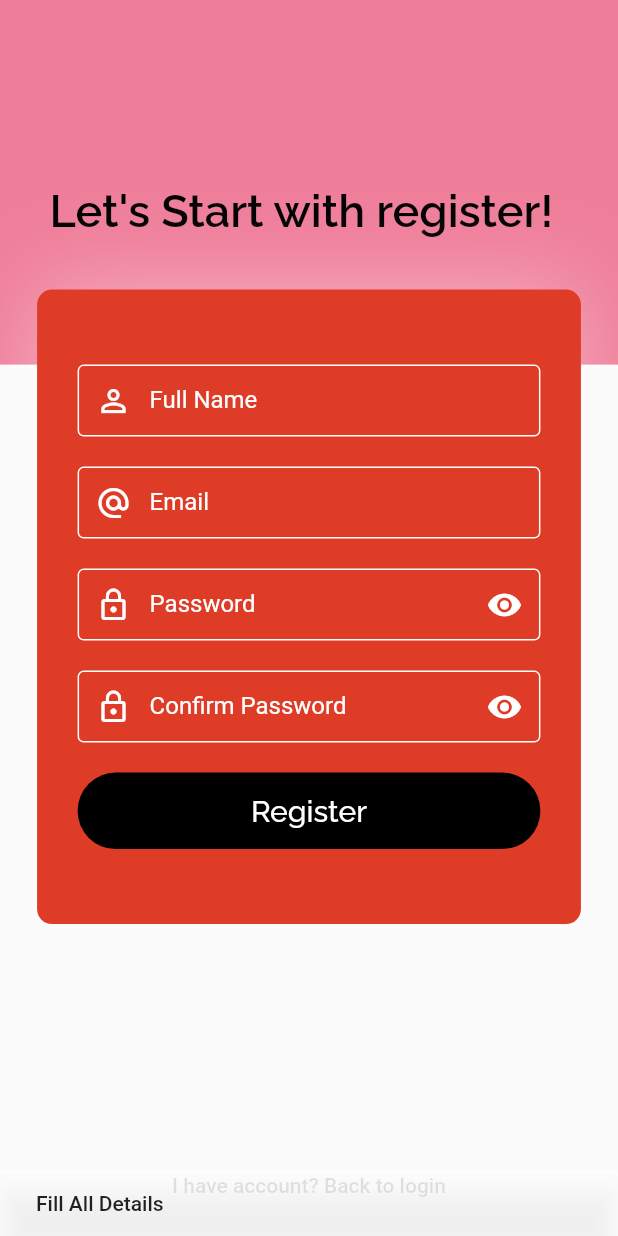
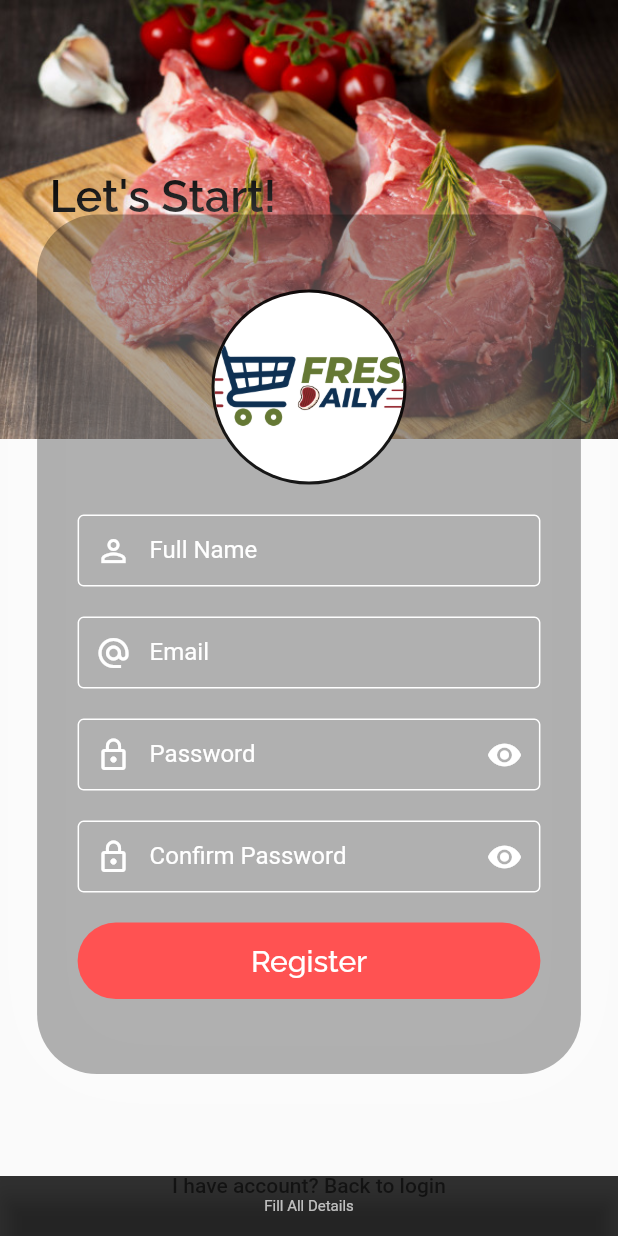
Before and after one commit to irshadmd/Android_Projects, a Flutter app: the RegisterPage screen opened directly, after a tap on "Register", on a phone screen of 412 x 824 dp. Run offline on Flutter 3.47's test engine with Material 2 defaults, Android fonts, the light colour scheme and no system bars; our stand-ins replace email_validator, flutter_spinkit, fluttertoast, google_fonts, progress_dialog, shared_preferences and 1 more; missing offline and left inert: bottom_indicator_bar, global_configuration, sk_onboarding_screen; accounts and stored records are empty; network calls fail.

Commit message:
Register Page

```diff
--- a/final_app/lib/pages/LoginPage.dart
+++ b/final_app/lib/pages/LoginPage.dart
@@ -168,7 +168,7 @@
                         'Login',
                         style: kButtonStyle,
                       ),
-                      color: Colors.black,
+                      color: Colors.redAccent,
                       onPressed: () async {
                         String email = emailController.text;
                         String password = passwordController.text;
--- a/final_app/lib/pages/Register.dart
+++ b/final_app/lib/pages/Register.dart
@@ -1,11 +1,11 @@
 import 'package:email_validator/email_validator.dart';
 import 'package:final_app/Helper/BlockButton.dart';
 import 'package:final_app/api/Register_api.dart';
+import 'package:final_app/appconfig/app_config.dart' as config;
 import 'package:flutter/material.dart';
 import 'package:flutter/services.dart';
 import 'package:flutter_spinkit/flutter_spinkit.dart';
 import 'package:progress_dialog/progress_dialog.dart';
-import 'package:final_app/appconfig/app_config.dart' as config;
 
 import '../Constants.dart';
 
@@ -37,8 +37,8 @@
       backgroundColor: Colors.transparent,
     );
     return Scaffold(
+      resizeToAvoidBottomInset: false,
       key: globalKey,
-      resizeToAvoidBottomPadding: false,
       body: Stack(
         alignment: AlignmentDirectional.topCenter,
         children: <Widget>[
@@ -46,25 +46,29 @@
             top: 0,
             child: Container(
               width: config.App(context).appWidth(100),
-              height: config.App(context).appHeight(29.5),
-              decoration:
-                  BoxDecoration(color: Color(0xffe4033a).withOpacity(0.5)),
+              height: config.App(context).appHeight(35.5),
+              decoration: BoxDecoration(
+                image: DecorationImage(
+                  image: AssetImage("assets/freshMeat.jpg"),
+                  fit: BoxFit.cover,
+                ),
+              ),
             ),
           ),
           Positioned(
-            top: config.App(context).appHeight(29.5) - 120,
+            top: config.App(context).appHeight(29.5) - 130,
             child: Container(
               width: config.App(context).appWidth(84),
               height: config.App(context).appHeight(29.5),
-              child: Text('Let\'s Start with register!', style: kLoginStyle),
+              child: Text('Let\'s Start!', style: kLoginStyle),
             ),
           ),
           Positioned(
-            top: config.App(context).appHeight(29.5) - 50,
+            top: config.App(context).appHeight(29.5) - 100,
             child: Container(
               decoration: BoxDecoration(
-                  color: Theme.of(context).primaryColor,
-                  borderRadius: BorderRadius.all(Radius.circular(10)),
+                  color: Colors.black87.withOpacity(0.3),
+                  borderRadius: BorderRadius.all(Radius.circular(40)),
                   boxShadow: [
                     BoxShadow(
                       blurRadius: 50,
@@ -76,10 +80,22 @@
               ),
               padding: EdgeInsets.symmetric(vertical: 50, horizontal: 27),
               width: config.App(context).appWidth(88),
+              child: SingleChildScrollView(
+                scrollDirection: Axis.vertical,
                 child: Column(
                   crossAxisAlignment: CrossAxisAlignment.stretch,
                   mainAxisAlignment: MainAxisAlignment.start,
                   children: <Widget>[
+                    CircleAvatar(
+                      radius: 65,
+                      backgroundColor: Colors.black87,
+                      child: CircleAvatar(
+                        radius: 63,
+                        backgroundImage: AssetImage('assets/freshodaily.png'),
+                        backgroundColor: Colors.white,
+                      ),
+                    ),
+                    SizedBox(height: 20),
                     TextField(
                       controller: usernameController,
                       keyboardType: TextInputType.text,
@@ -111,7 +127,7 @@
                         labelText: "Email",
                         labelStyle: TextStyle(color: Colors.white),
                         contentPadding: EdgeInsets.all(12),
-                      hintText: 'miralia@gmail.com',
+                        hintText: 'abc@gmail.com',
                         hintStyle:
                             TextStyle(color: Colors.white.withOpacity(0.7)),
                         prefixIcon:
@@ -203,40 +219,56 @@
                         'Register',
                         style: kButtonStyle,
                       ),
-                    color: Colors.black,
+                      color: Colors.redAccent,
                       onPressed: () async {
                         if (emailController.text == "" &&
                                 usernameController.text == "" ||
                             confirmPasswordController.text == "" ||
                             passwordController.text == "") {
                           globalKey.currentState.showSnackBar(SnackBar(
-                            backgroundColor: Colors.white.withOpacity(0.8),
+                              backgroundColor: Theme.of(context).focusColor.withOpacity(0.8),
                               content: Text(
                                 "Fill All Details",
-                              style: Theme.of(context).textTheme.body2,
+                                style: TextStyle(
+                                  color: Colors.white70,
+                                  fontSize: 10,
+                                ),
+                                textAlign: TextAlign.center,
                               )));
                         } else if (passwordController.text.length < 6) {
                           globalKey.currentState.showSnackBar(SnackBar(
-                            backgroundColor: Colors.white.withOpacity(0.8),
+                              backgroundColor:Theme.of(context).focusColor.withOpacity(0.8),
                               content: Text(
                                 "Password length should be greater than 6",
-                              style: Theme.of(context).textTheme.body2,
+                                style: TextStyle(
+                                  color: Colors.white70,
+                                  fontSize: 10,
+                                ),
+                                textAlign: TextAlign.center,
                               )));
                         } else if (passwordController.text.toString() !=
                             confirmPasswordController.text.toString()) {
                           globalKey.currentState.showSnackBar(SnackBar(
-                            backgroundColor: Colors.white.withOpacity(0.8),
+                              backgroundColor: Theme.of(context).focusColor.withOpacity(0.8),
                               content: Text(
                                 "Password and Confirm Password Should be same",
-                              style: Theme.of(context).textTheme.body2,
+                                style: TextStyle(
+                                  color: Colors.white70,
+                                  fontSize: 10,
+                                ),
+                                textAlign: TextAlign.center,
                               )));
                         } else if (!EmailValidator.validate(
                             emailController.text)) {
                           globalKey.currentState.showSnackBar(SnackBar(
-                            backgroundColor: Colors.white.withOpacity(0.8),
+                              backgroundColor: Theme.of(context).focusColor.withOpacity(0.8),
                               content: Text(
                                 "Invalid Email",
-                              style: Theme.of(context).textTheme.body2,
+                                style: TextStyle(
+                                  color: Colors.white70,
+                                  fontSize: 10,
+                                ),
+                                textAlign: TextAlign.center,
                               )));
                         } else {
                           pr.show();
@@ -249,10 +281,14 @@
                                   .pushReplacementNamed('/LoginPage');
                             } else {
                               globalKey.currentState.showSnackBar(SnackBar(
-                                backgroundColor: Colors.white.withOpacity(0.8),
+                                  backgroundColor: Theme.of(context).focusColor.withOpacity(0.8),
                                   content: Text(
                                     "Email is already taken",
-                                  style: Theme.of(context).textTheme.body2,
+                                    style: TextStyle(
+                                      color: Colors.white70,
+                                      fontSize: 10,
+                                    ),
+                                    textAlign: TextAlign.center,
                                   )));
                             }
                           });
@@ -261,6 +297,7 @@
                       },
                     ),
                   ],
+                ),
               ),
             ),
           ),
```
Lines whose indentation alone changed are shown as unchanged.
